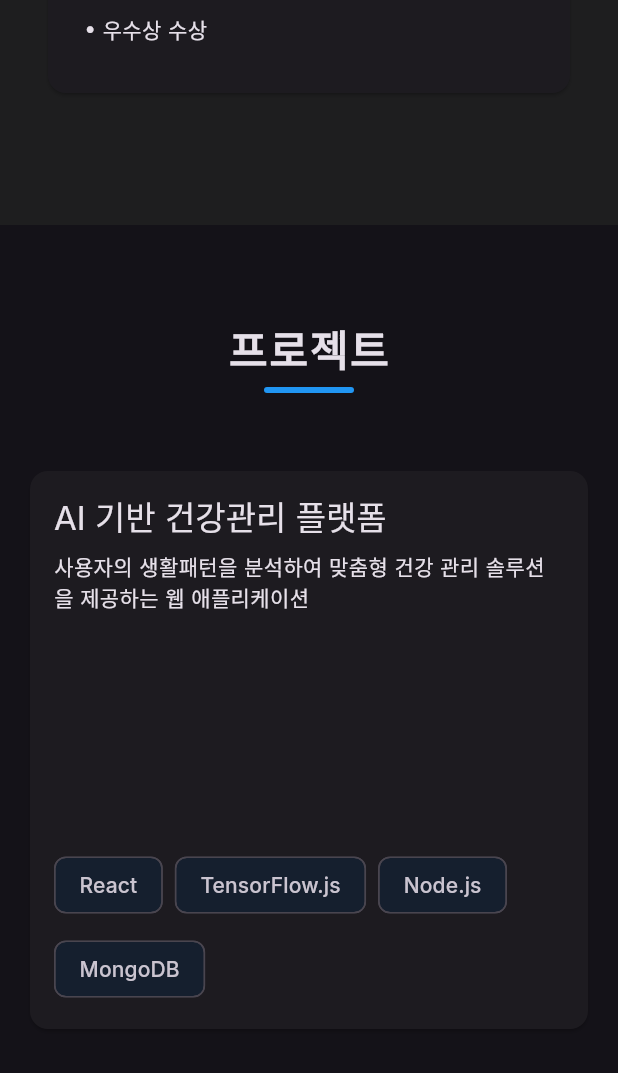
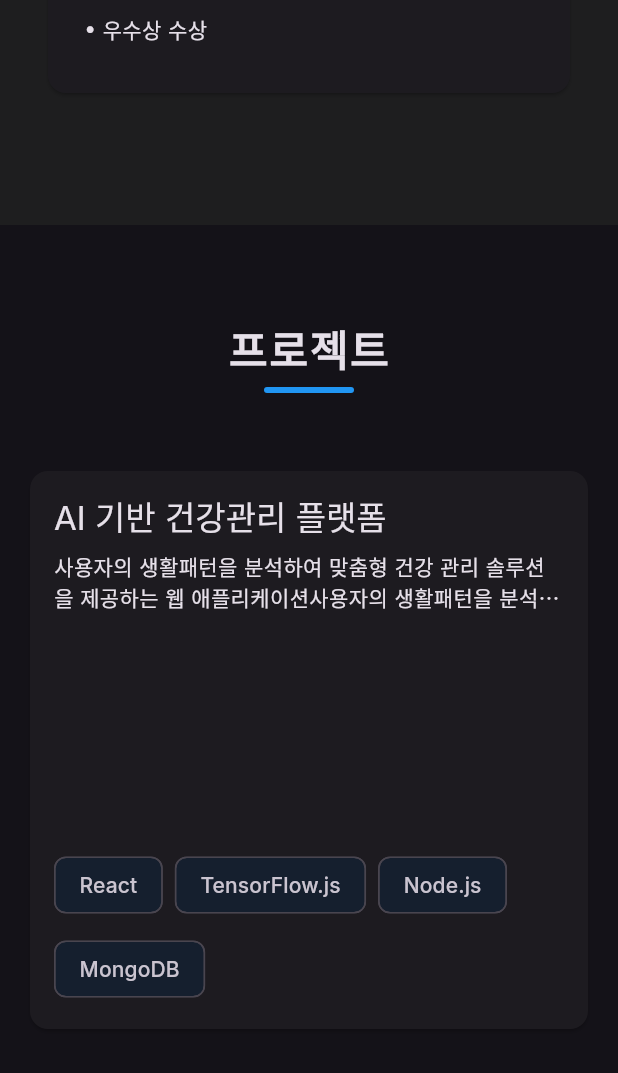
Before and after one commit to devpark435/portfolio_flutter_web, a Flutter app: the screen it shows after launch, scrolled down 2304 dp, on a phone screen of 412 x 824 dp. Shown: the top 1073 px of the screen. Run offline on Flutter 3.47's test engine with Material 3 defaults, Android fonts, the phone set to English and light mode, and no system bars; our stand-ins replace animated_text_kit, flutter_riverpod, go_router, google_fonts, shared_preferences.

Commit message:
feat - Add max width constraint and consistent padding to sections

```diff
--- a/lib/domain/repositories/project_repository.dart
+++ b/lib/domain/repositories/project_repository.dart
@@ -11,7 +11,8 @@ class ProjectRepository {
       Project(
         id: '1',
         title: 'AI 기반 건강관리 플랫폼',
-        description: '사용자의 생활패턴을 분석하여 맞춤형 건강 관리 솔루션을 제공하는 웹 애플리케이션',
+        description:
+            '사용자의 생활패턴을 분석하여 맞춤형 건강 관리 솔루션을 제공하는 웹 애플리케이션사용자의 생활패턴을 분석하여 맞춤형 건강 관리 솔루션을 제공하는 웹 애플리케이션사용자의 생활패턴을 분석하여 맞춤형 건강 관리 솔루션을 제공하는 웹 애플리케이션사용자의 생활패턴을 분석하여 맞춤형 건강 관리 솔루션을 제공하는 웹 애플리케이션사용자의 생활패턴을 분석하여 맞춤형 건강 관리 솔루션을 제공하는 웹 애플리케이션사용자의 생활패턴을 분석하여 맞춤형 건강 관리 솔루션을 제공하는 웹 애플리케이션사용자의 생활패턴을 분석하여 맞춤형 건강 관리 솔루션을 제공하는 웹 애플리케이션사용자의 생활패턴을 분석하여 맞춤형 건강 관리 솔루션을 제공하는 웹 애플리케이션사용자의 생활패턴을 분석하여 맞춤형 건강 관리 솔루션을 제공하는 웹 애플리케이션사용자의 생활패턴을 분석하여 맞춤형 건강 관리 솔루션을 제공하는 웹 애플리케이션',
         technologies: ['React', 'TensorFlow.js', 'Node.js', 'MongoDB'],
         metrics: 'MAU 50,000+ / 전년 대비 사용자 만족도 32% 향상',
       ),
--- a/lib/presentation/screens/home/sections/contact_section.dart
+++ b/lib/presentation/screens/home/sections/contact_section.dart
@@ -1,5 +1,6 @@
 import 'package:flutter/material.dart';
 import 'package:portfolio_web/presentation/widgets/section_title.dart';
+import 'package:portfolio_web/presentation/widgets/section_wrapper.dart';
 import 'package:url_launcher/url_launcher.dart';
 
 class ContactSection extends StatelessWidget {
@@ -7,13 +8,7 @@ class ContactSection extends StatelessWidget {
 
   @override
   Widget build(BuildContext context) {
-    final width = MediaQuery.of(context).size.width;
-
-    return Container(
-      padding: EdgeInsets.symmetric(
-        vertical: 64,
-        horizontal: width > 800 ? 32 : 16,
-      ),
+    return SectionWrapper(
       child: Column(
         children: [
           const SectionTitle(title: '연락하기'),
--- a/lib/presentation/screens/home/sections/experience_section.dart
+++ b/lib/presentation/screens/home/sections/experience_section.dart
@@ -1,18 +1,13 @@
 import 'package:flutter/material.dart';
 import 'package:portfolio_web/presentation/widgets/section_title.dart';
+import 'package:portfolio_web/presentation/widgets/section_wrapper.dart';
 
 class ExperienceSection extends StatelessWidget {
   const ExperienceSection({super.key});
 
   @override
   Widget build(BuildContext context) {
-    final width = MediaQuery.of(context).size.width;
-
-    return Container(
-      padding: EdgeInsets.symmetric(
-        vertical: 64,
-        horizontal: width > 800 ? 32 : 16,
-      ),
+    return SectionWrapper(
       child: Column(
         children: [
           const SectionTitle(title: '활동 경험'),
--- a/lib/presentation/screens/home/sections/profile_section.dart
+++ b/lib/presentation/screens/home/sections/profile_section.dart
@@ -1,18 +1,13 @@
 import 'package:flutter/material.dart';
 import 'package:portfolio_web/presentation/widgets/section_title.dart';
+import 'package:portfolio_web/presentation/widgets/section_wrapper.dart';
 
 class ProfileSection extends StatelessWidget {
   const ProfileSection({super.key});
 
   @override
   Widget build(BuildContext context) {
-    final width = MediaQuery.of(context).size.width;
-
-    return Container(
-      padding: EdgeInsets.symmetric(
-        vertical: 64,
-        horizontal: width > 800 ? 32 : 16,
-      ),
+    return SectionWrapper(
       child: Column(
         children: [
           const SectionTitle(title: '프로필'),
--- a/lib/presentation/screens/home/sections/projects_section.dart
+++ b/lib/presentation/screens/home/sections/projects_section.dart
@@ -3,6 +3,7 @@ import 'package:flutter_riverpod/flutter_riverpod.dart';
 import 'package:portfolio_web/config/providers/providers.dart';
 import 'package:portfolio_web/presentation/widgets/project_card.dart';
 import 'package:portfolio_web/presentation/widgets/section_title.dart';
+import 'package:portfolio_web/presentation/widgets/section_wrapper.dart';
 
 class ProjectsSection extends ConsumerWidget {
   const ProjectsSection({super.key});
@@ -18,11 +19,7 @@ class ProjectsSection extends ConsumerWidget {
 
     final projectsAsync = ref.watch(projectsProvider);
 
-    return Container(
-      padding: EdgeInsets.symmetric(
-        vertical: 64,
-        horizontal: width > 800 ? 32 : 16,
-      ),
+    return SectionWrapper(
       child: Column(
         children: [
           const SectionTitle(title: '프로젝트'),
--- a/lib/presentation/screens/home/sections/skills_section.dart
+++ b/lib/presentation/screens/home/sections/skills_section.dart
@@ -1,6 +1,7 @@
 import 'package:flutter/material.dart';
 import 'package:flutter_riverpod/flutter_riverpod.dart';
 import 'package:portfolio_web/presentation/widgets/section_title.dart';
+import 'package:portfolio_web/presentation/widgets/section_wrapper.dart';
 
 class SkillsSection extends ConsumerWidget {
   const SkillsSection({super.key});
@@ -14,11 +15,7 @@ class SkillsSection extends ConsumerWidget {
             ? 2
             : 1;
 
-    return Container(
-      padding: EdgeInsets.symmetric(
-        vertical: 64,
-        horizontal: width > 800 ? 32 : 16,
-      ),
+    return SectionWrapper(
       child: Column(
         children: [
           const SectionTitle(title: "기술 스택"),
--- /dev/null
+++ b/lib/presentation/widgets/section_wrapper.dart
@@ -0,0 +1,34 @@
+import 'package:flutter/material.dart';
+
+class SectionWrapper extends StatelessWidget {
+  final Widget child;
+  final EdgeInsetsGeometry? padding;
+  final Color? backgroundColor;
+
+  const SectionWrapper({
+    super.key,
+    required this.child,
+    this.padding,
+    this.backgroundColor,
+  });
+
+  @override
+  Widget build(BuildContext context) {
+    final width = MediaQuery.of(context).size.width;
+
+    return Container(
+      color: backgroundColor,
+      padding: padding ??
+          EdgeInsets.symmetric(
+            vertical: 64,
+            horizontal: width > 800 ? 32 : 16,
+          ),
+      child: Center(
+        child: ConstrainedBox(
+          constraints: const BoxConstraints(maxWidth: 1200),
+          child: child,
+        ),
+      ),
+    );
+  }
+}
```
